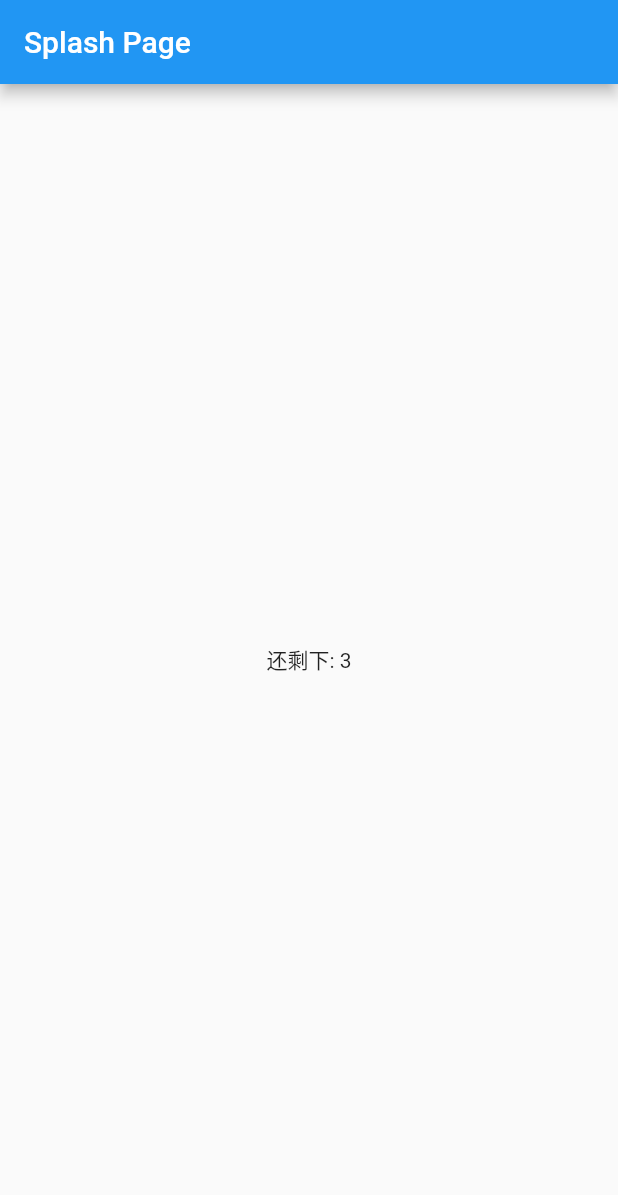
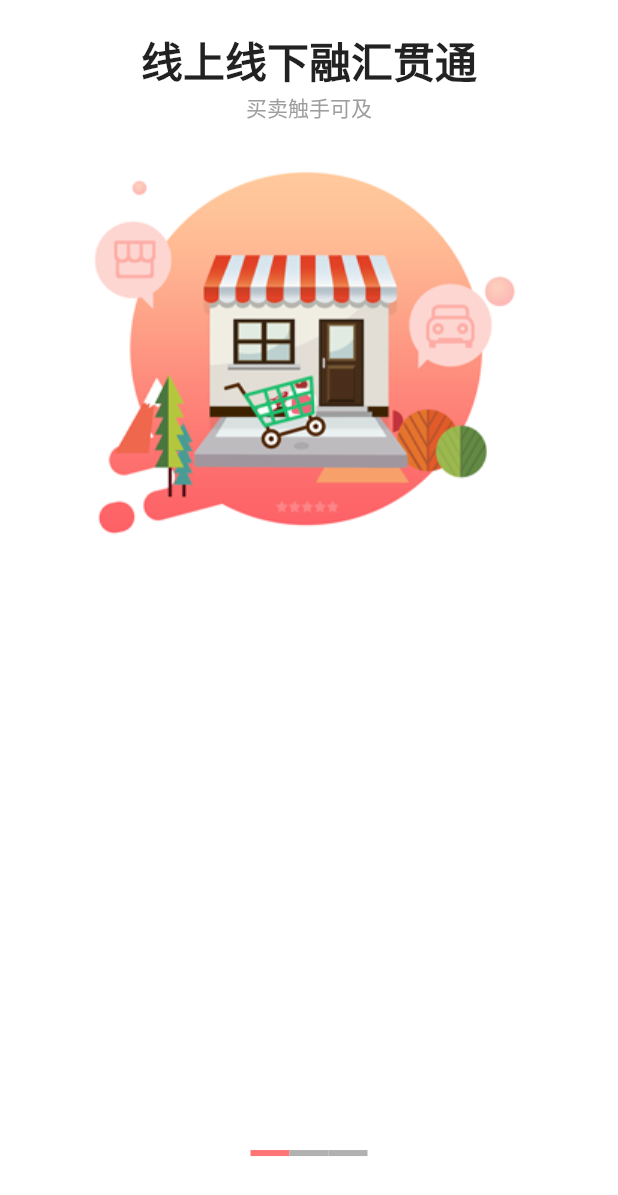
Before and after one commit to littlemall/littlemallapp, a Flutter app: the screen it shows after launch, on a phone screen of 412 x 824 dp. Shown: the top 1195 px of the screen. Run offline on Flutter 3.47's test engine with Material 2 defaults, Android fonts, the phone set to English and light mode, and no system bars; our stand-ins replace fluro; missing offline and left inert: flustars; statements that could not run were skipped.

Commit message:
【INI】完成引导页开发
完成引导页开发

```diff
--- a/lib/main.dart
+++ b/lib/main.dart
@@ -4,24 +4,26 @@ import 'package:littlemallapp/pages/boot_page.dart';
 import 'package:littlemallapp/pages/splash_page.dart';
 import 'package:littlemallapp/routers/application.dart';
 import 'package:littlemallapp/routers/routes.dart';
+import 'package:littlemallapp/store/splash_page_store.dart';
+import 'package:provider/provider.dart';
 
 void main() => runApp(MyApp());
 
 class MyApp extends StatelessWidget {
-
   @override
   Widget build(BuildContext context) {
-
     final router = Router();
     Routes.configureRoutes(router);
-    Application.router=router;
-
-    return MaterialApp(
-      debugShowCheckedModeBanner: false,
-      home: SplashPage(),
-      routes: {
-        '/BootPage': (ctx)=> BootPage()
-      },
+    Application.router = router;
+    return MultiProvider(
+      providers: [
+        ChangeNotifierProvider(create: (_) => SplashPageStore()),
+      ],
+      child: MaterialApp(
+        debugShowCheckedModeBanner: false,
+        home: SplashPage(),
+        routes: {'/BootPage': (ctx) => BootPage()},
+      ),
     );
   }
 }
--- a/lib/pages/boot_page.dart
+++ b/lib/pages/boot_page.dart
@@ -6,10 +6,17 @@ class BootPage extends StatefulWidget {
 }
 
 class _BootPageState extends State<BootPage> {
+
+  @override
+  void initState() {
+    // TODO: implement initState
+    super.initState();
+  }
   @override
   Widget build(BuildContext context) {
     return Scaffold(
       appBar: AppBar(
+        backgroundColor: Colors.redAccent,
         title: Text('Home Page'),
       ),
       body: Container(
--- a/lib/pages/splash_page.dart
+++ b/lib/pages/splash_page.dart
@@ -1,5 +1,7 @@
 import 'package:flustars/flustars.dart';
 import 'package:flutter/material.dart';
+import 'package:littlemallapp/store/splash_page_store.dart';
+import 'package:provider/provider.dart';
 
 class SplashPage extends StatefulWidget {
   @override
@@ -9,24 +11,204 @@ class SplashPage extends StatefulWidget {
 class _SplashPageState extends State<SplashPage> {
   TimerUtil _timerUtil;
   int _count = 3;
+  var splashStore;
+  bool isBoot = false;
+  PageController _pageController = PageController();
+  int _index = 0;
+  List<String> piclist = [
+    'assets/images/splash/sp1.png',
+    'assets/images/splash/sp2.png',
+    'assets/images/splash/sp3.png'
+  ];
+
+  Widget enterButton = Container();
+  Future<Widget> initEnterButton() async {
+    await Future.delayed(Duration(milliseconds: 250));
+    return _createEnterButton();
+  }
+
+  _createEnterButton() {
+    return Align(
+        alignment: Alignment(0, 0.87),
+        child: Container(
+            width: ScreenUtil.getInstance().getWidth(170),
+            height: ScreenUtil.getInstance().getHeight(40),
+            child: RaisedButton(
+//              padding: EdgeInsets.all(0),
+              onPressed: () {
+                 Navigator.of(context).pushReplacementNamed("/BootPage");
+              },
+              child: Text('立刻体验',
+                  style: TextStyle(
+                      fontSize: 15,
+                      color: Colors.white,
+                      fontWeight: FontWeight.w500)),
+              shape: RoundedRectangleBorder(
+                  borderRadius: BorderRadius.circular(20)),
+              color:Colors.redAccent,
+            )));
+  }
 
   @override
   Widget build(BuildContext context) {
-    return Scaffold(
-      appBar: AppBar(
-        title: Text('Splash Page'),
+    if (_index == 2) {
+      return Scaffold(
+        body: Consumer<SplashPageStore>(builder: (context, splashStore, _) {
+          splashStore = splashStore;
+          isBoot = splashStore.isBoot;
+          return Container(
+            color: Colors.white,
+            child: Stack(children: <Widget>[
+              _scrollPage(),
+              _createEnterButton(),
+            ]),
+          );
+        }),
+      );
+    } else {
+      return Scaffold(
+        body: Consumer<SplashPageStore>(builder: (context, splashStore, _) {
+          splashStore = splashStore;
+          isBoot = splashStore.isBoot;
+          return Container(
+            color: Colors.white,
+            child: Stack(children: <Widget>[
+              _scrollPage(),
+              _createAllIndicator(),
+            ]),
+          );
+        }),
+      );
+    }
+  }
+
+  Widget _createAllIndicator() {
+    return Opacity(
+      opacity: 0.8,
+      child: Align(
+        alignment: Alignment(0, 0.87), //FractionalOffset(0.5,0.93),
+        child: Row(
+          //使用Wrap？
+          mainAxisAlignment: MainAxisAlignment.center,
+//           mainAxisSize: MainAxisSize.max,//主轴大小设置为最大值，会导致主轴方向（此处为水平方向）的align失效,默认是max，因此上面的Alignment（1，0.8）的1失效了
+          children: <Widget>[
+            _createOneIndicator(0),
+            _createOneIndicator(1),
+            _createOneIndicator(2),
+          ],
+        ),
       ),
-      body: Container(
-        alignment: Alignment.center,
-        child: Text('还剩下: ${_count}'),
-      ),
+    );
+  }
+
+  Widget _createOneIndicator(int index) {
+    return Container(
+        width: 26,
+        height: 4,
+        decoration: BoxDecoration(
+            shape: BoxShape.rectangle,
+            color: _index == index ? Colors.redAccent : Colors.grey));
+  }
+
+  Widget _scrollPage() {
+    return PageView(
+      controller: _pageController,
+      onPageChanged: (index) {
+        setState(() {
+          _index = index;
+        });
+      },
+      children: <Widget>[
+        Container(
+          child: Column(children: [
+            SizedBox(
+              height: 20,
+            ),
+            _createText('线上线下融汇贯通', '买卖触手可及'),
+            SizedBox(
+              height: 20,
+            ),
+            Image.asset(
+              piclist[0],
+              fit: BoxFit.fitWidth,
+            )
+          ]),
+        ),
+        Container(
+          child: Column(children: [
+            SizedBox(
+              height: 20,
+            ),
+             _createText('丰富的商品种类', '易懂明了采买'),
+            SizedBox(
+              height: 20,
+            ),
+            Image.asset(
+              piclist[1],
+              fit: BoxFit.fitWidth,
+            )
+          ]),
+        ),
+        Container(
+          child: Column(children: [
+            SizedBox(
+              height: 20,
+            ),
+            _createText('分享购物利润', '共享经济来临'),
+            SizedBox(
+              height: 20,
+            ),
+            Image.asset(
+              piclist[2],
+              fit: BoxFit.fitWidth,
+            )
+          ]),
+        ),
+      ],
+    );
+  }
+
+  Widget _createText(String text1, String text2) {
+    final size = MediaQuery.of(context).size;
+    final screenHeight = size.height;
+    double oheight = screenHeight * 0.1;
+    double height = 0.0;
+    if (oheight > 100) {
+      height = oheight - 90;
+    } else {
+      if (oheight > 70) {
+        height = oheight - 30;
+      } else {
+        height = oheight - 20;
+      }
+    }
+    return Column(
+      children: <Widget>[
+        SizedBox(
+          height: ScreenUtil.getInstance().getHeight(height),
+        ),
+        Text(
+          '$text1',
+          style: TextStyle(fontWeight: FontWeight.bold, fontSize: 28),
+        ),
+        SizedBox(
+          height: ScreenUtil.getInstance().getHeight(18),
+        ),
+        Text(
+          '$text2',
+          style: TextStyle(
+              fontWeight: FontWeight.w400,
+              fontSize: ScreenUtil.getInstance().getAdapterSize(18),
+              color: Colors.grey),
+        ),
+      ],
     );
   }
 
   @override
   void initState() {
     super.initState();
-    _doCountDown();
+    // _doCountDown();
   }
 
   void _doCountDown() {
--- /dev/null
+++ b/lib/store/splash_page_store.dart
@@ -0,0 +1,13 @@
+
+import 'package:flutter/material.dart';
+
+class SplashPageStore with ChangeNotifier{
+  bool _isBoot = false;
+  bool get isBoot => _isBoot;
+
+  void setIsBoot(isboot){
+    _isBoot = isboot;
+    notifyListeners();
+  }
+
+}
```
Also changed, not shown: pubspec.yaml (+6 -3 lines), assets/images/splash/sp1.png (added), assets/images/splash/sp2.png (added), assets/images/splash/sp3.png (added), pubspec.lock.
